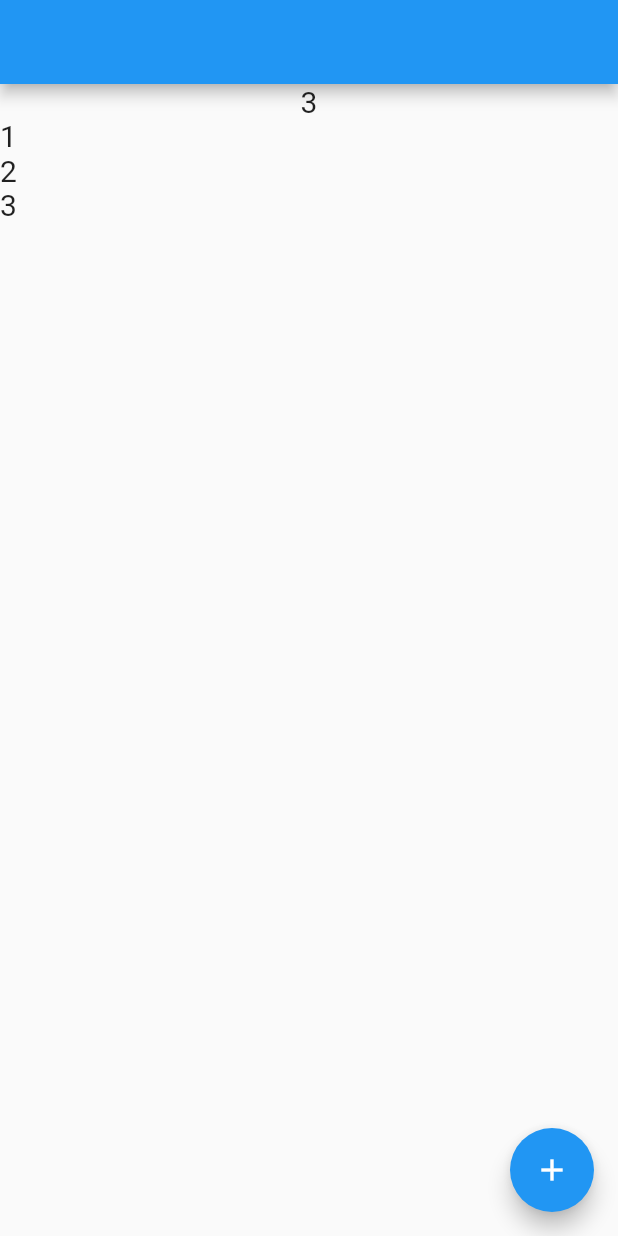
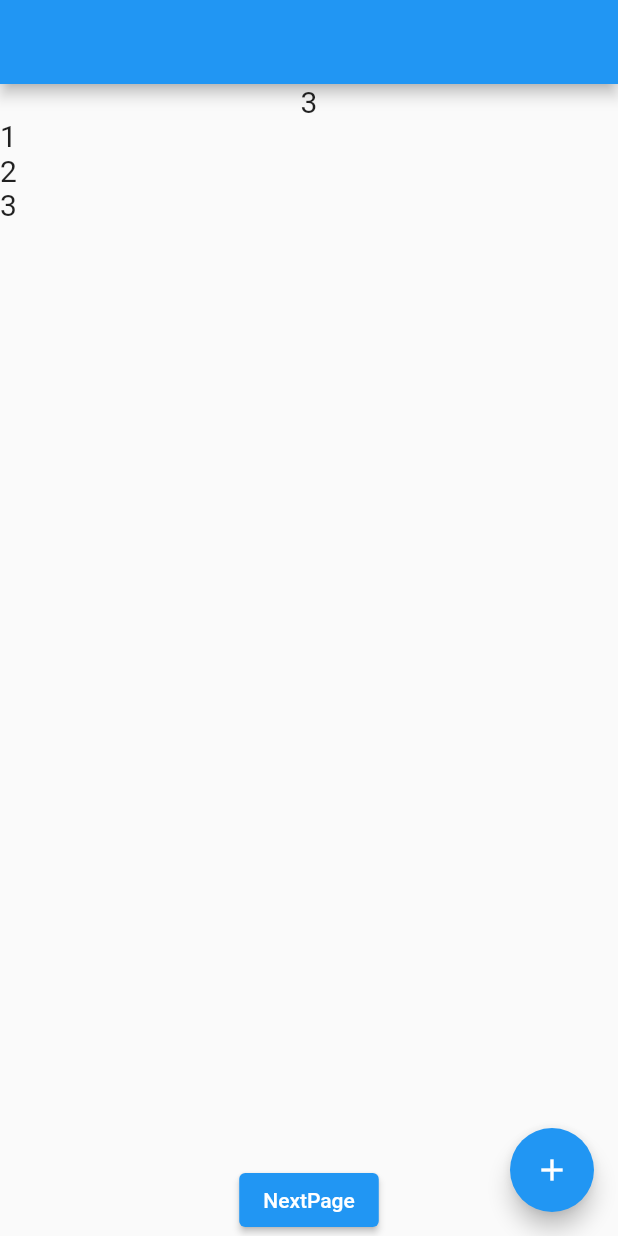
Before and after one commit to Theerthac/simple_provider, a Flutter app: the screen it shows after launch, on a phone screen of 412 x 824 dp. Run offline on Flutter 3.47's test engine with Material 2 defaults, Android fonts, the phone set to English and light mode, and no system bars.

Commit message:
new file

```diff
--- a/lib/view/home.dart
+++ b/lib/view/home.dart
@@ -1,4 +1,5 @@
 import 'package:flutter/material.dart';
+import 'package:simple_project/view/second_screen.dart';
 
 class Home extends StatefulWidget {
   const Home({super.key});
@@ -17,17 +18,16 @@ class _HomeState extends State<Home> {
         onPressed: () {
           int last = numbers.last;
           setState(() {
-            numbers.add(last+1);
+            numbers.add(last + 1);
           });
         },
-        child: Icon(Icons.add),
+        child: const Icon(Icons.add),
       ),
-      body: Container(
-        child: Column(
+      body: Column(
         children: [
           Text(
             numbers.last.toString(),
-              style: TextStyle(fontSize: 20),
+            style: const TextStyle(fontSize: 20),
           ),
           Expanded(
             child: ListView.builder(
@@ -39,9 +39,15 @@ class _HomeState extends State<Home> {
                 );
               },
             ),
-            )
+          ),
+          ElevatedButton(
+              onPressed: () {
+                Navigator.of(context).push(MaterialPageRoute(
+                  builder: (context) =>   SecondScreen(numbers:numbers,),
+                ));
+              },
+              child: const Text('NextPage'))
         ],
-        ),
       ),
     );
   }
```
Also changed, not shown: lib/view/second_screen.dart (added, +52 -0 lines). Lines whose indentation alone changed are shown as unchanged.
